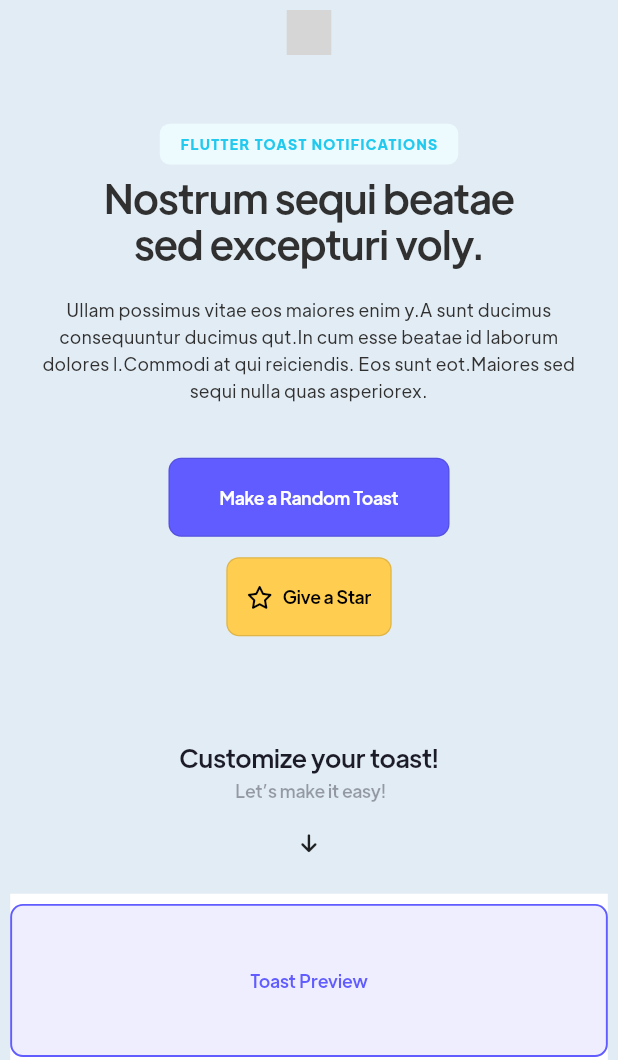
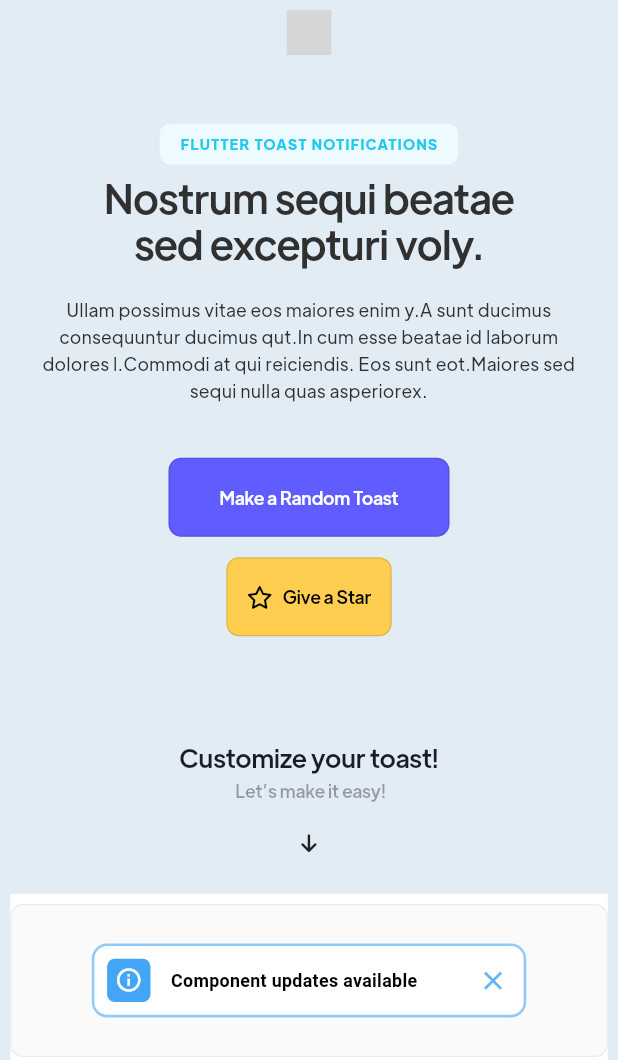
Before and after one commit to payam-zahedi/toastification, a Flutter app: the screen it shows after launch, on a phone screen of 412 x 824 dp, the part 176-1236 px from its top. Run offline on Flutter 3.47's test engine with Material 2 defaults, Android fonts, the phone set to English and light mode, and no system bars; our stand-ins replace flutter_sticky_header, flutter_svg, font_awesome_flutter, responsive_framework; missing offline and left inert: pausable_timer; grey boxes are pictures that could not be loaded.

Commit message:
update preview panel

```diff
--- a/example/lib/src/core/views/widgets/core.dart
+++ b/example/lib/src/core/views/widgets/core.dart
@@ -20,7 +20,7 @@ class ColoredTag extends StatelessWidget {
     return Container(
       padding: const EdgeInsets.symmetric(vertical: 8, horizontal: 16),
       decoration: BoxDecoration(
-        color: background ?? theme.colorScheme.surfaceVariant,
+        color: background ?? theme.colorScheme.tertiary,
         borderRadius: BorderRadius.circular(8),
       ),
       child: Text(
@@ -32,7 +32,7 @@ class ColoredTag extends StatelessWidget {
             mobile: 11,
           ),
           fontWeight: FontWeight.bold,
-          color: foreground ?? theme.colorScheme.onSurfaceVariant,
+          color: foreground ?? theme.colorScheme.onTertiary,
           letterSpacing: 1.09,
         ),
       ),
--- a/example/lib/src/features/home/views/widgets/preview_panel.dart
+++ b/example/lib/src/features/home/views/widgets/preview_panel.dart
@@ -4,6 +4,7 @@ import 'package:example/src/core/views/widgets/bordered_container.dart';
 import 'package:example/src/core/views/widgets/expandable_widget.dart';
 import 'package:flutter/material.dart';
 import 'package:responsive_framework/responsive_wrapper.dart';
+import 'package:toastification/toastification.dart';
 
 class PreviewPanel extends StatelessWidget {
   const PreviewPanel({super.key});
@@ -33,10 +34,22 @@ class ToastPreview extends StatelessWidget {
   Widget build(BuildContext context) {
     final isTablet = ResponsiveWrapper.of(context).isSmallerThan(TABLET);
 
-    return BorderedContainer(
-      active: true,
-      height: isTablet ? 120 : 155,
-      child: const Text('Toast Preview'),
+    return SizedBox(
+      height: isTablet ? 120 : 182,
+      width: double.infinity,
+      child: Material(
+        shape: Theme.of(context).cardTheme.shape,
+        color: Theme.of(context).cardTheme.color,
+        child: Center(
+          child: Padding(
+            padding: EdgeInsets.symmetric(horizontal: isTablet ? 64 : 32),
+            child: FlatToastWidget(
+              type: ToastificationType.info,
+              title: 'Component updates available',
+            ),
+          ),
+        ),
+      ),
     );
   }
 }
```
Also changed, not shown: example/lib/src/theme/theme.dart (+19 -2 lines).
